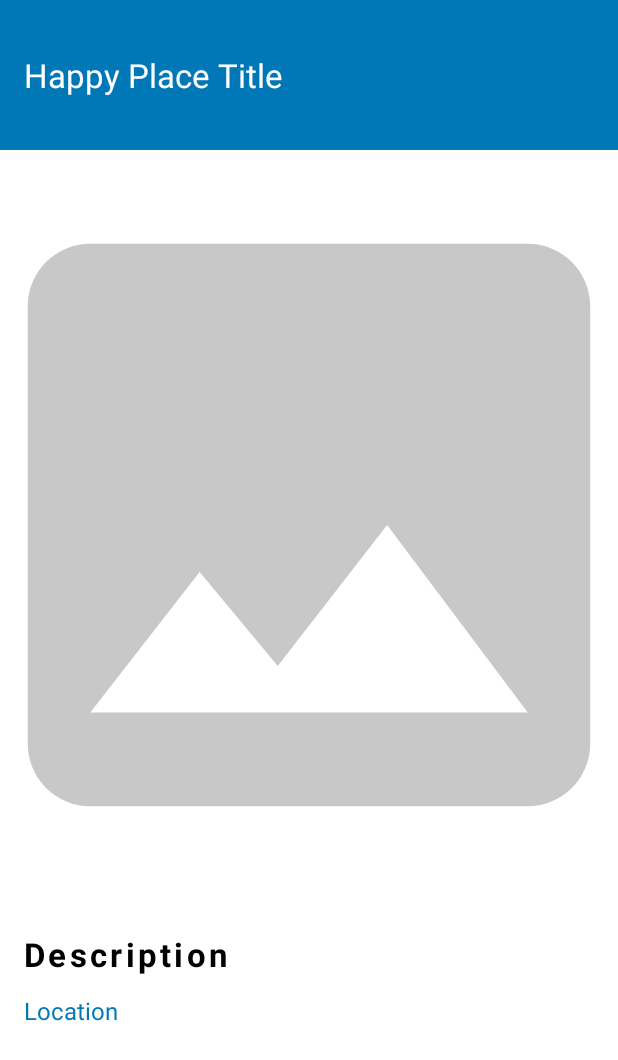
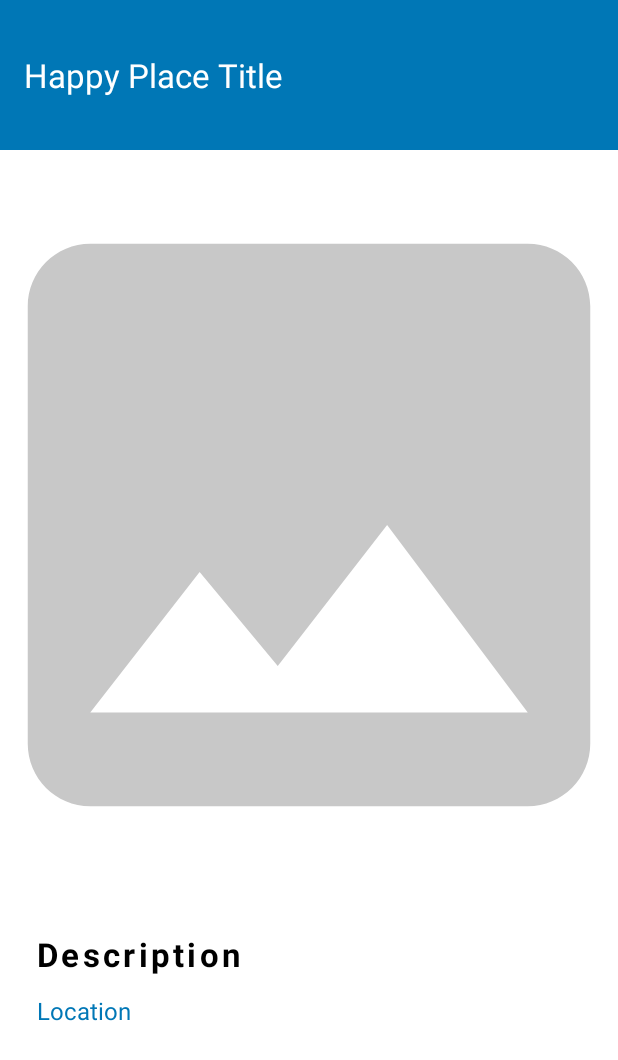
Before and after one commit to zyr-ux/Happy_Places, an Android app: the layout activity_happy_place_details.xml on its own in the app's theme, with its tools: preview values and no code run, on a phone screen of 412 x 824 dp. Shown: the top 1060 px of the screen. Run offline under Robolectric (Android 15) with nearby library versions, the light colour scheme and no system bars.

Commit message:
fixed some padding related issues

```diff
--- a/app/src/main/AndroidManifest.xml
+++ b/app/src/main/AndroidManifest.xml
@@ -43,7 +43,6 @@
             android:label="Happy Place Map"
             android:screenOrientation="portrait"/>
 
-
         <activity
             android:name=".activities.HappyPlaceDetailsActivity"
             android:exported="false"
--- a/app/src/main/java/com/example/happyplaces/activities/MainActivity.kt
+++ b/app/src/main/java/com/example/happyplaces/activities/MainActivity.kt
@@ -44,7 +44,6 @@ class MainActivity : AppCompatActivity()
         lifecycleScope.launch {
             happyPlacesdao.fetchAllHappyPlaces().collect{ list ->
                 val list=ArrayList(list)
-
                 setupDataintoRV(list)
             }
         }
--- a/app/src/main/res/layout/activity_happy_place_details.xml
+++ b/app/src/main/res/layout/activity_happy_place_details.xml
@@ -38,6 +38,8 @@
         android:layout_height="wrap_content"
         android:letterSpacing="0.1"
         android:text="Description"
+        android:paddingEnd="10dp"
+        android:paddingStart="10dp"
         android:textColor="@color/black"
         android:textSize="22sp"
         android:textStyle="bold"
@@ -54,6 +56,7 @@
         android:layout_height="wrap_content"
         android:layout_marginTop="12dp"
         android:paddingEnd="10dp"
+        android:paddingStart="10dp"
         android:text="Location"
         android:textColor="@color/colorPrimaryDark"
         android:textSize="16sp"
```
